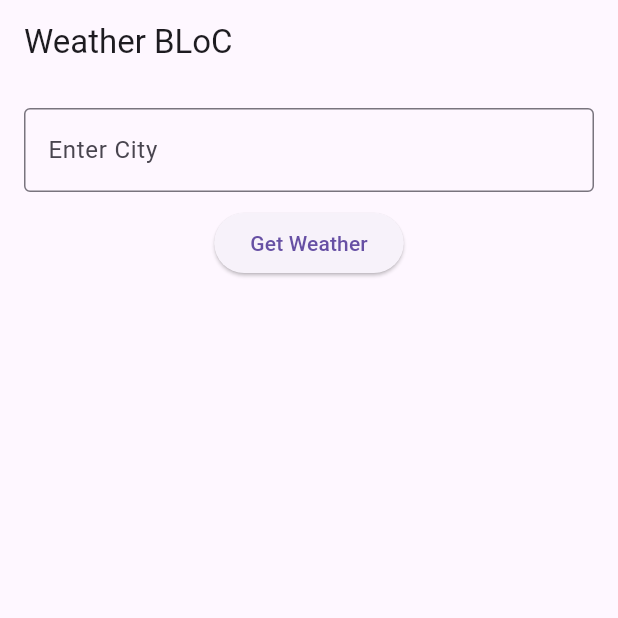
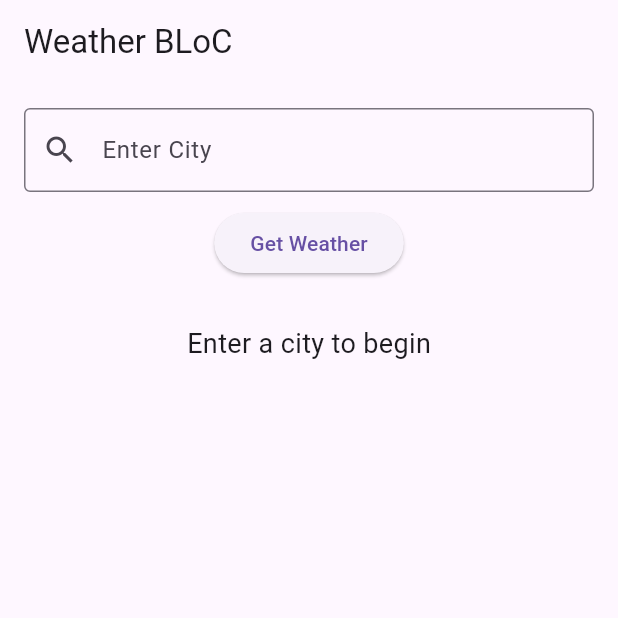
Before and after one commit to bachichapaoloo/weather_app_bloc, a Flutter app: the screen it shows after launch, on a phone screen of 412 x 824 dp, the top half of it. Run offline on Flutter 3.47's test engine with Material 3 defaults, Android fonts, the phone set to English and light mode, and no system bars; our stand-ins replace equatable, flutter_bloc.

Commit message:
Added Fetching of data from API, added sample UI for the applicatio

```diff
--- a/lib/bloc/weather_bloc.dart
+++ b/lib/bloc/weather_bloc.dart
@@ -1,18 +1,30 @@
-import 'package:equatable/equatable.dart';
+import 'package:flutter_bloc/flutter_bloc.dart';
+import 'package:weather_app_bloc/bloc/weather_event.dart';
+import 'package:weather_app_bloc/bloc/weather_state.dart';
+import 'package:weather_app_bloc/data/weather_repository.dart';
 
-sealed class WeatherEvent extends Equatable {
-  const WeatherEvent();
+class WeatherBloc extends Bloc<WeatherEvent, WeatherState> {
+  final WeatherRepository repository;
 
-  @override
-  List<Object> get props => [];
+  WeatherBloc(this.repository) : super(WeatherInitial()) {
+    on<FetchWeather>((event, emit) async {
+      // TODO: Implement this event handler!
+      // 1. Emit WeatherLoading() immediately.
+      emit(WeatherLoading());
+
+      // 2. Use try/catch block.
+      try {
+        final result = await repository.fetchWeather(event.cityName);
+        final temperature = await repository.fetchWeatherTemperature(event.cityName);
+        emit(WeatherLoaded(result,));
+      } catch (e) {
+        emit(WeatherError('Something went wrong: $e'));
+      }
+
+      // 3. Inside try: await repository.fetchWeather(event.cityName) and emit WeatherLoaded(result).
+      await repository.fetchWeather(event.cityName).then((result) => emit(WeatherLoaded(result)));
+
+      // 4. Inside catch: emit WeatherError("Something went wrong").
+    });
+  }
 }
-
-// User types a city and presses a button -> This event is fired.
-class FetchWeather extends WeatherEvent {
-  final String cityName;
-
-  const FetchWeather(this.cityName);
-
-  @override
-  List<Object> get props => [cityName]; // Equatable needs this to compare events
-}
--- a/lib/bloc/weather_event.dart
+++ b/lib/bloc/weather_event.dart
@@ -1,24 +1,19 @@
 import 'package:equatable/equatable.dart';
 
-sealed class WeatherState extends Equatable {
-  const WeatherState();
+sealed class WeatherEvent extends Equatable {
+  const WeatherEvent();
 
   @override
   List<Object> get props => [];
 }
 
-class WeatherInitial extends WeatherState {}
+class FetchWeather extends WeatherEvent {
+  final String cityName;
 
-class WeatherLoading extends WeatherState {}
+  const FetchWeather(this.cityName);
 
-class WeatherLoaded extends WeatherState {
-  late final String weather;
-  // TODO: Create constructor to accept 'weather' string
-  // TODO: Add 'weather' to the 'props' list so Equatable can detect changes
+  @override
+  List<Object> get props => [cityName];
+
+
 }
-
-class WeatherError extends WeatherState {
-  late final String message;
-  // TODO: Create constructor to accept 'message' string
-  // TODO: Add 'message' to the 'props' list
-}
--- a/lib/bloc/weather_state.dart
+++ b/lib/bloc/weather_state.dart
@@ -1,25 +1,39 @@
-import 'package:flutter_bloc/flutter_bloc.dart';
-import 'package:weather_app_bloc/bloc/weather_bloc.dart';
-import 'package:weather_app_bloc/bloc/weather_event.dart';
-import 'package:weather_app_bloc/data/weather_repository.dart';
+import 'package:equatable/equatable.dart';
 
-class WeatherBloc extends Bloc<WeatherEvent, WeatherState> {
-  final WeatherRepository repository;
+sealed class WeatherState extends Equatable {
+  const WeatherState();
 
-  WeatherBloc(this.repository) : super(WeatherInitial()) {
-    // Register the handler for FetchWeather event
-    on<FetchWeather>(_onFetchWeather);
-  }
+  @override
+  List<Object> get props => [];
+}
 
-  // The logic handler
-  void _onFetchWeather(FetchWeather event, Emitter<WeatherState> emit) async {
-    // TODO: 1. Emit WeatherLoading state immediately so UI shows a spinner
+class WeatherInitial extends WeatherState {
+  @override
+  List<Object> get props => [];
+}
 
-    try {
-      // TODO: 2. Call the repository to get data: await repository.fetchWeather(event.cityName)
-      // TODO: 3. If successful, emit WeatherLoaded with the data
-    } catch (e) {
-      // TODO: 4. If an error occurs, emit WeatherError with a message
-    }
-  }
+class WeatherLoading extends WeatherState {
+  @override
+  List<Object> get props => [];
 }
+
+// TODO: Complete WeatherLoaded. It needs a field to hold the temperature string.
+// HINT: Add final String weather; to the constructor and to the props list [].
+class WeatherLoaded extends WeatherState {
+  final String weather;
+
+  const WeatherLoaded(this.weather);
+
+  @override
+  List<Object> get props => [weather];
+}
+
+// TODO: Complete WeatherError. It needs a field to hold the error message.
+class WeatherError extends WeatherState {
+  final String message;
+
+  const WeatherError(this.message);
+
+  @override
+  List<Object> get props => [message];
+}
--- a/lib/main.dart
+++ b/lib/main.dart
@@ -1,5 +1,6 @@
 import 'package:flutter/material.dart';
 import 'package:flutter_bloc/flutter_bloc.dart';
+import 'package:weather_app_bloc/bloc/weather_bloc.dart';
 import 'package:weather_app_bloc/bloc/weather_state.dart';
 import 'package:weather_app_bloc/data/weather_repository.dart';
 import 'package:weather_app_bloc/presentation/weather_page.dart';
--- a/lib/presentation/weather_page.dart
+++ b/lib/presentation/weather_page.dart
@@ -1,5 +1,6 @@
 import 'package:flutter/material.dart';
 import 'package:flutter_bloc/flutter_bloc.dart';
+import 'package:weather_app_bloc/bloc/weather_bloc.dart';
 import 'package:weather_app_bloc/bloc/weather_event.dart';
 import 'package:weather_app_bloc/bloc/weather_state.dart';
 
@@ -19,13 +20,16 @@ class WeatherPage extends StatelessWidget {
             // Input Area
             TextField(
               controller: cityController,
-              decoration: const InputDecoration(labelText: 'Enter City', border: OutlineInputBorder()),
+              decoration: const InputDecoration(labelText: 'Enter City', prefixIcon: Icon(Icons.search), border: OutlineInputBorder()),
             ),
             const SizedBox(height: 10),
             ElevatedButton(
               onPressed: () {
+                final city = cityController.text;
+
                 // TODO: Add the FetchWeather event to the BLoC
                 // HINT: context.read<WeatherBloc>().add(...);
+                context.read<WeatherBloc>().add(FetchWeather(city));
               },
               child: const Text("Get Weather"),
             ),
@@ -34,13 +38,24 @@ class WeatherPage extends StatelessWidget {
             // Output Area - Reactive to State changes
             BlocBuilder<WeatherBloc, WeatherState>(
               builder: (context, state) {
-                // TODO: Check the type of 'state' and return the correct widget.
-                // if (state is WeatherInitial) { return ... }
-                // if (state is WeatherLoading) { return CircularProgressIndicator(); }
-                // if (state is WeatherLoaded) { return Text(state.weather); }
-                // if (state is WeatherError) { return Text(state.message, style: TextStyle(color: red)); }
-
-                return const SizedBox(); // Fallback
+                if (state is WeatherInitial) {
+                  return const Text("Enter a city to begin", style: TextStyle(fontSize: 18));
+                } else if (state is WeatherLoading) {
+                  // Shows while standard standard await repository.fetchWeather() is running
+                  return const CircularProgressIndicator();
+                } else if (state is WeatherLoaded) {
+                  // Success! Access the data via 'state.weather'
+                  return Text(
+                    state.weather,
+                    style: const TextStyle(fontSize: 32, fontWeight: FontWeight.bold, color: Colors.blue),
+                    textAlign: TextAlign.center,
+                  );
+                } else if (state is WeatherError) {
+                  // Failure! Access the message via 'state.message'
+                  return Text(state.message, style: const TextStyle(color: Colors.red, fontSize: 18));
+                }
+                // Fallback for safety, though technically unreachable if all states are covered
+                return const SizedBox();
               },
             ),
           ],
```
